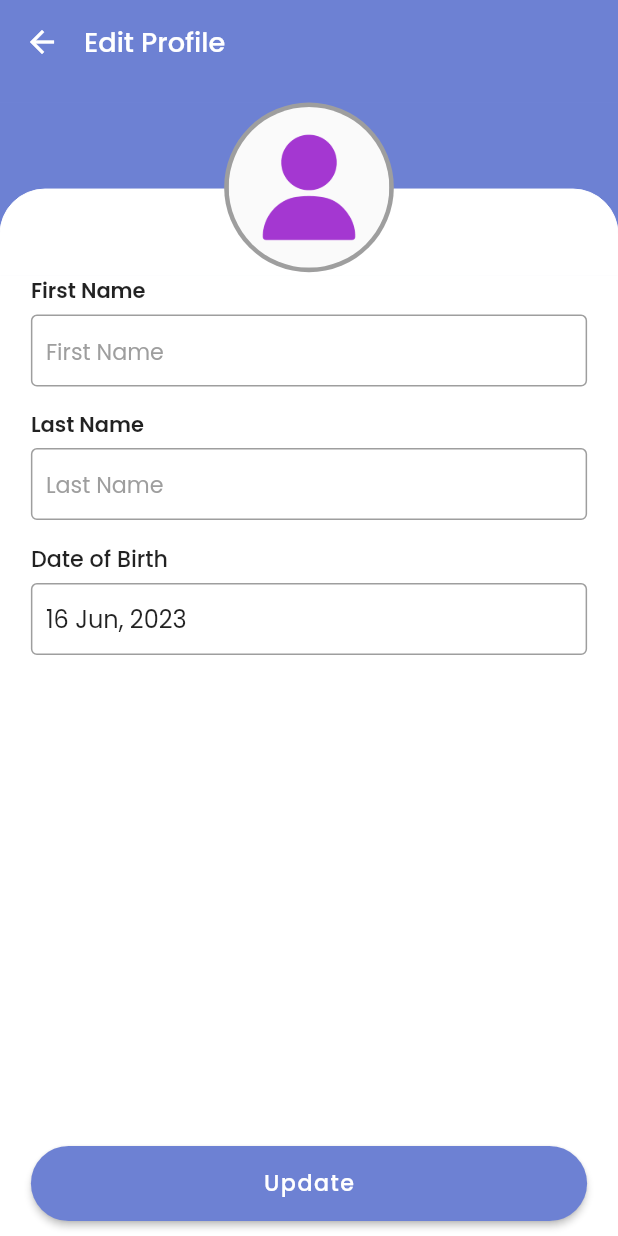
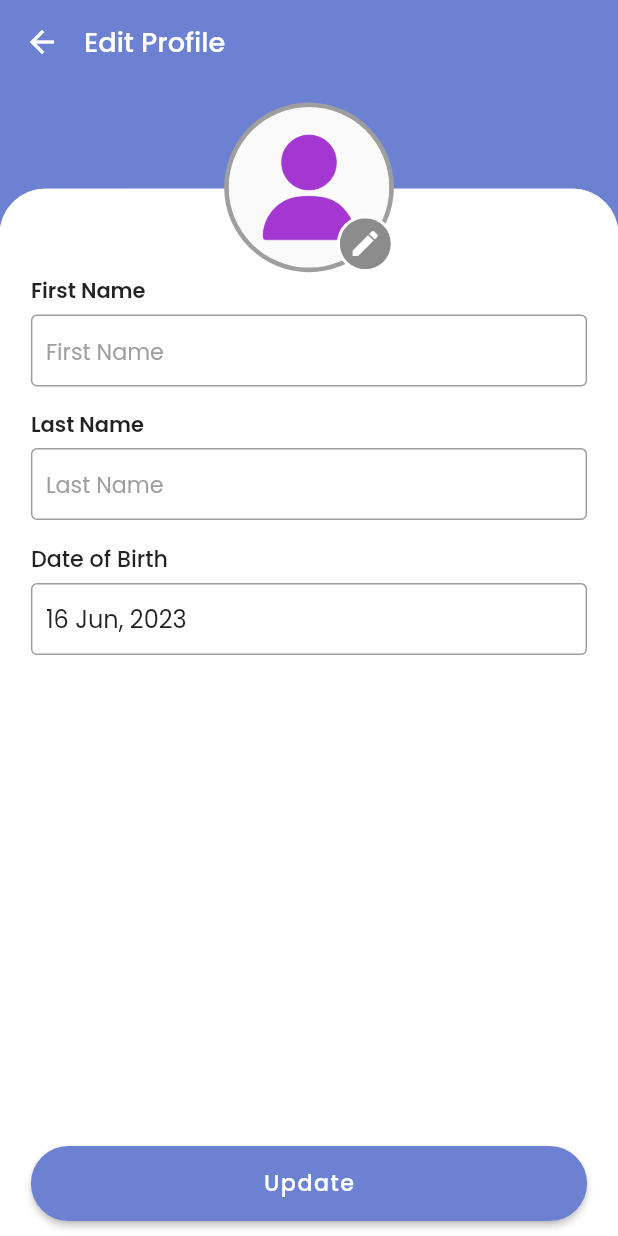
Before and after one commit to sweta-feeltech/General-Expense-App, a Flutter app: the EditProfileScreen screen opened by its route, on a phone screen of 412 x 824 dp. Run offline on Flutter 3.47's test engine with Material 2 defaults, Android fonts, the light colour scheme and no system bars; drawn by our look-alikes of date_time_picker; our stand-ins replace accordion, cloud_firestore, contained_tab_bar_view, file_picker, firebase_auth, flutter_bloc and 11 more; missing offline and left inert: dart:ffi, syncfusion_flutter_pdfviewer; accounts and stored records are empty; network calls fail; project files that could hold a hidden picture were left out.

Commit message:
16-06-2023 : Expense Chart Screen UI and Edit Profile Pic UI

```diff
--- a/lib/pages/Dashboard/edit_profile_screen.dart
+++ b/lib/pages/Dashboard/edit_profile_screen.dart
@@ -330,12 +330,21 @@ class _EditProfileScreenState extends State<EditProfileScreen> {
                                               main_Height * 0.13,
                                               child: InkWell(
                                                 onTap: () {
-                                                  getImage();
-                                                },
+
+                                                  getProfileModelData1
+                                                      ?.profilePic ==
+                                                      null ?
+                                                  getImage() :
+                                                  getImage() ;
+
+
+
+                                                  },
                                               ),
                                             )
                                                 : GestureDetector(
                                               onTap: () {
+                                                print("nullhere2");
                                                 getImage();
                                               },
                                               child: Image.file(
@@ -348,8 +357,38 @@ class _EditProfileScreenState extends State<EditProfileScreen> {
                                                 fit: BoxFit.cover,
                                               ),
                                             )
-              ),
+
+
+
+                                       ),
                                       )),
+                                    ),
+                                  ),
+
+                                  Positioned(
+                                    bottom: 0,
+                                    right: 0,
+                                    child: GestureDetector(
+                                      onTap: () {
+                                        getImage();
+                                      },
+                                      child: ClipOval(
+                                        child: Container(
+                                          padding: EdgeInsets.all(2),
+                                          color: Colors.white,
+                                          child: ClipOval(
+                                            child: Container(
+                                              padding: EdgeInsets.all(6),
+                                              color: Colors.black45,
+                                              child: Icon(
+                                                Icons.edit,
+                                                size: 22,
+                                                color: Colors.white,
+                                              ),
+                                            ),
+                                          ),
+                                        ),
+                                      ),
                                     ),
                                   ),
                                 ],
```
Also changed, not shown: lib/pages/Income_Expense/expense_screen.dart (+12 -5 lines).
